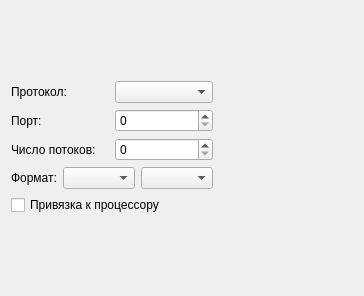
The window that gui/forms/recvbandwidthwidget.ui (OSLL/Linux_FreeBSD_networking_perf) describes before a commit, drawn with Qt 5.
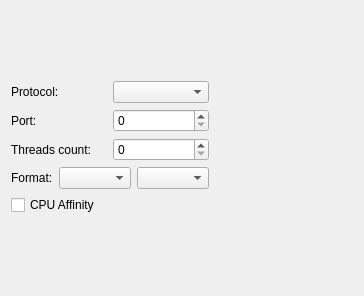
The same window after the commit.

Diff of the .ui file:
```diff
--- a/gui/forms/recvbandwidthwidget.ui
+++ b/gui/forms/recvbandwidthwidget.ui
@@ -29,7 +29,7 @@
             </size>
            </property>
            <property name="text">
-            <string>Протокол: </string>
+            <string>Protocol: </string>
            </property>
           </widget>
          </item>
@@ -49,7 +49,7 @@
             </size>
            </property>
            <property name="text">
-            <string>Порт:</string>
+            <string>Port:</string>
            </property>
           </widget>
          </item>
@@ -73,7 +73,7 @@
             </size>
            </property>
            <property name="text">
-            <string>Число потоков:</string>
+            <string>Threads count:</string>
            </property>
           </widget>
          </item>
@@ -91,7 +91,7 @@
          <item>
           <widget class="QLabel" name="formatLabel">
            <property name="text">
-            <string>Формат:</string>
+            <string>Format:</string>
            </property>
           </widget>
          </item>
@@ -108,7 +108,7 @@
          <item>
           <widget class="QCheckBox" name="affinityCheckBox">
            <property name="text">
-            <string>Привязка к процессору</string>
+            <string>CPU Affinity</string>
            </property>
           </widget>
          </item>
```
